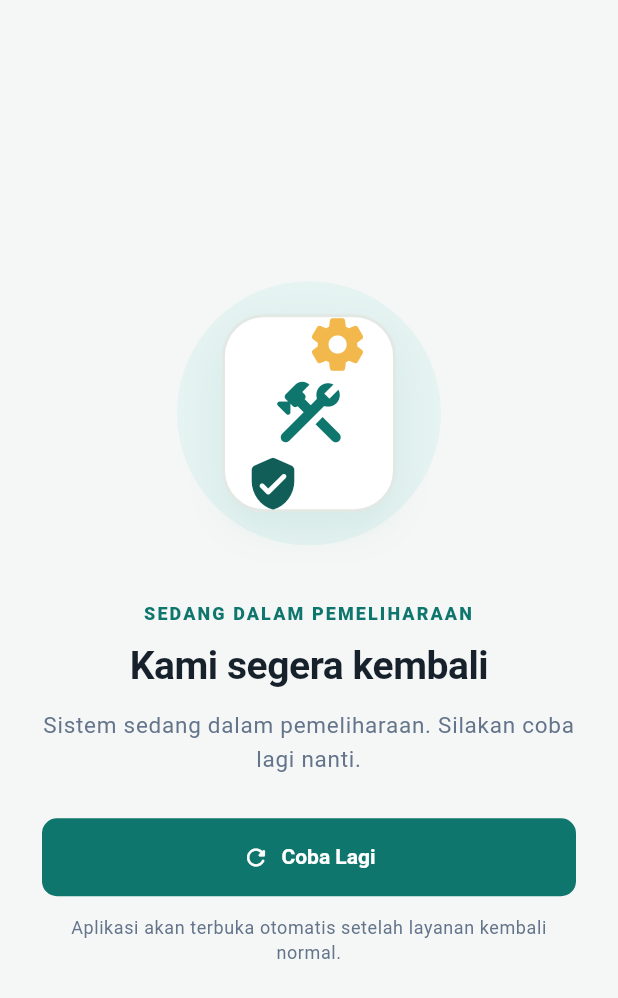
After one commit to aqidfahrihafin/mobilesistem-keuangan-v1, a Flutter app: the MaintenanceScreen screen opened directly, after a tap on "Coba Lagi", on a phone screen of 412 x 824 dp. The commit adds this screen. Shown: the top 998 px of the screen. Run offline on Flutter 3.47's test engine with Material 3 defaults, Android fonts, the phone set to English and light mode, and no system bars; our stand-ins replace firebase_core, firebase_messaging, flutter_local_notifications, flutter_secure_storage, image_picker, local_auth and 4 more; missing offline and left inert: gal, mobile_scanner; accounts and stored records are empty; network calls fail.

Commit message:
feat: add global maintenance experience

```diff
--- a/lib/main.dart
+++ b/lib/main.dart
@@ -7,8 +7,10 @@ import 'package:provider/provider.dart';
 import 'providers/anak_provider.dart';
 import 'providers/app_info_provider.dart';
 import 'providers/banner_provider.dart';
+import 'providers/maintenance_provider.dart';
 import 'providers/tab_index_provider.dart';
 import 'screens/auth_gate.dart';
+import 'screens/maintenance_screen.dart';
 import 'services/api_client.dart';
 import 'services/auth_service.dart';
 import 'services/biometric_service.dart';
@@ -51,6 +53,9 @@ Future<void> main() async {
         ),
         ChangeNotifierProvider<TabIndexProvider>(
           create: (_) => TabIndexProvider(),
+        ),
+        ChangeNotifierProvider<MaintenanceProvider>(
+          create: (_) => MaintenanceProvider(apiClient),
         ),
       ],
       child: WaliSantriApp(navigatorKey: navigatorKey),
@@ -101,7 +106,13 @@ class WaliSantriApp extends StatelessWidget {
               maxScaleFactor: 1.15,
             ),
           ),
-          child: AppBackground(child: child!),
+          child: Consumer<MaintenanceProvider>(
+            builder: (context, maintenance, _) => AppBackground(
+              child: maintenance.active
+                  ? const MaintenanceScreen()
+                  : child!,
+            ),
+          ),
         );
       },
       home: const SessionActivityGuard(child: AuthGate()),
--- /dev/null
+++ b/lib/providers/maintenance_provider.dart
@@ -0,0 +1,61 @@
+import 'dart:async';
+
+import 'package:flutter/foundation.dart';
+
+import '../services/api_client.dart';
+
+class MaintenanceProvider extends ChangeNotifier {
+  final ApiClient _apiClient;
+  Timer? _pollTimer;
+  MaintenanceInfo? _info;
+  bool _checking = false;
+
+  MaintenanceProvider(this._apiClient) {
+    _apiClient.setMaintenanceHandler(_handleMaintenance);
+    unawaited(check());
+  }
+
+  bool get active => _info?.active == true;
+  bool get checking => _checking;
+  String get message => _info?.message ??
+      'Sistem sedang dalam pemeliharaan. Silakan coba lagi nanti.';
+  DateTime? get expectedEndAt => _info?.expectedEndAt;
+
+  void _handleMaintenance(MaintenanceInfo info) {
+    _info = info;
+    _startPolling();
+    notifyListeners();
+  }
+
+  Future<void> check() async {
+    if (_checking) return;
+    _checking = true;
+    notifyListeners();
+    final status = await _apiClient.fetchMaintenanceStatus();
+    _checking = false;
+    if (status != null) {
+      final wasActive = active;
+      _info = status;
+      if (status.active) {
+        _startPolling();
+      } else if (wasActive) {
+        _pollTimer?.cancel();
+        _pollTimer = null;
+      }
+    }
+    notifyListeners();
+  }
+
+  void _startPolling() {
+    _pollTimer ??= Timer.periodic(
+      const Duration(seconds: 45),
+      (_) => unawaited(check()),
+    );
+  }
+
+  @override
+  void dispose() {
+    _pollTimer?.cancel();
+    super.dispose();
+  }
+}
--- /dev/null
+++ b/lib/screens/maintenance_screen.dart
@@ -0,0 +1,188 @@
+import 'package:flutter/material.dart';
+import 'package:provider/provider.dart';
+
+import '../providers/maintenance_provider.dart';
+import '../theme/app_theme.dart';
+
+class MaintenanceScreen extends StatelessWidget {
+  const MaintenanceScreen({super.key});
+
+  @override
+  Widget build(BuildContext context) {
+    final maintenance = context.watch<MaintenanceProvider>();
+    final expected = maintenance.expectedEndAt;
+
+    return Scaffold(
+      body: SafeArea(
+        child: Center(
+          child: SingleChildScrollView(
+            padding: const EdgeInsets.all(28),
+            child: ConstrainedBox(
+              constraints: const BoxConstraints(maxWidth: 440),
+              child: Column(
+                mainAxisAlignment: MainAxisAlignment.center,
+                children: [
+                  const _MaintenanceIllustration(),
+                  const SizedBox(height: 32),
+                  Text(
+                    'SEDANG DALAM PEMELIHARAAN',
+                    textAlign: TextAlign.center,
+                    style: Theme.of(context).textTheme.labelMedium?.copyWith(
+                      color: AppColors.primary,
+                      fontWeight: FontWeight.w800,
+                      letterSpacing: 1.4,
+                    ),
+                  ),
+                  const SizedBox(height: 12),
+                  Text(
+                    'Kami segera kembali',
+                    textAlign: TextAlign.center,
+                    style: Theme.of(context).textTheme.headlineSmall?.copyWith(
+                      fontSize: 26,
+                    ),
+                  ),
+                  const SizedBox(height: 12),
+                  Text(
+                    maintenance.message,
+                    textAlign: TextAlign.center,
+                    style: Theme.of(context).textTheme.bodyLarge?.copyWith(
+                      color: AppColors.muted,
+                      height: 1.55,
+                    ),
+                  ),
+                  if (expected != null) ...[
+                    const SizedBox(height: 20),
+                    Container(
+                      padding: const EdgeInsets.symmetric(
+                        horizontal: 16,
+                        vertical: 11,
+                      ),
+                      decoration: BoxDecoration(
+                        color: AppColors.surface,
+                        border: Border.all(color: AppColors.border),
+                        borderRadius: BorderRadius.circular(14),
+                      ),
+                      child: Row(
+                        mainAxisSize: MainAxisSize.min,
+                        children: [
+                          const Icon(
+                            Icons.schedule_rounded,
+                            size: 19,
+                            color: AppColors.primary,
+                          ),
+                          const SizedBox(width: 8),
+                          Text(
+                            'Perkiraan selesai ${_formatDate(expected)}',
+                            style: Theme.of(context).textTheme.bodyMedium
+                                ?.copyWith(fontWeight: FontWeight.w600),
+                          ),
+                        ],
+                      ),
+                    ),
+                  ],
+                  const SizedBox(height: 28),
+                  SizedBox(
+                    width: double.infinity,
+                    height: 52,
+                    child: FilledButton.icon(
+                      onPressed: maintenance.checking
+                          ? null
+                          : () => maintenance.check(),
+                      icon: maintenance.checking
+                          ? const SizedBox.square(
+                              dimension: 18,
+                              child: CircularProgressIndicator(strokeWidth: 2),
+                            )
+                          : const Icon(Icons.refresh_rounded),
+                      label: Text(
+                        maintenance.checking ? 'Memeriksa…' : 'Coba Lagi',
+                      ),
+                    ),
+                  ),
+                  const SizedBox(height: 12),
+                  Text(
+                    'Aplikasi akan terbuka otomatis setelah layanan kembali normal.',
+                    textAlign: TextAlign.center,
+                    style: Theme.of(context).textTheme.bodySmall?.copyWith(
+                      color: AppColors.muted,
+                    ),
+                  ),
+                ],
+              ),
+            ),
+          ),
+        ),
+      ),
+    );
+  }
+
+  static String _formatDate(DateTime value) {
+    const months = ['Jan', 'Feb', 'Mar', 'Apr', 'Mei', 'Jun', 'Jul', 'Agu', 'Sep', 'Okt', 'Nov', 'Des'];
+    final hour = value.hour.toString().padLeft(2, '0');
+    final minute = value.minute.toString().padLeft(2, '0');
+    return '${value.day} ${months[value.month - 1]} $hour:$minute';
+  }
+}
+
+class _MaintenanceIllustration extends StatelessWidget {
+  const _MaintenanceIllustration();
+
+  @override
+  Widget build(BuildContext context) {
+    return SizedBox(
+      height: 190,
+      child: Stack(
+        alignment: Alignment.center,
+        children: [
+          Container(
+            width: 176,
+            height: 176,
+            decoration: const BoxDecoration(
+              shape: BoxShape.circle,
+              color: Color(0xFFE5F3F1),
+            ),
+          ),
+          Container(
+            width: 116,
+            height: 132,
+            decoration: BoxDecoration(
+              color: Colors.white,
+              borderRadius: BorderRadius.circular(28),
+              border: Border.all(color: AppColors.border, width: 2),
+              boxShadow: const [
+                BoxShadow(
+                  color: Color(0x140F766E),
+                  blurRadius: 24,
+                  offset: Offset(0, 12),
+                ),
+              ],
+            ),
+            child: const Icon(
+              Icons.construction_rounded,
+              size: 54,
+              color: AppColors.primary,
+            ),
+          ),
+          const Positioned(
+            right: 48,
+            top: 28,
+            child: Icon(
+              Icons.settings_rounded,
+              size: 42,
+              color: Color(0xFFF2B84B),
+            ),
+          ),
+          const Positioned(
+            left: 45,
+            bottom: 29,
+            child: Icon(
+              Icons.verified_user_rounded,
+              size: 38,
+              color: AppColors.primaryDark,
+            ),
+          ),
+        ],
+      ),
+    );
+  }
+}
--- a/lib/services/api_client.dart
+++ b/lib/services/api_client.dart
@@ -12,6 +12,29 @@ const _requestTimeout = Duration(seconds: 15);
 /// Result of a lightweight reachability check against the API, used by the
 /// login screen to warn the user before they even try to submit.
 enum ServerStatus { ok, maintenance, unreachable }
+
+class MaintenanceInfo {
+  final bool active;
+  final String message;
+  final DateTime? expectedEndAt;
+
+  const MaintenanceInfo({
+    required this.active,
+    required this.message,
+    this.expectedEndAt,
+  });
+
+  factory MaintenanceInfo.fromJson(Map<String, dynamic> json) {
+    return MaintenanceInfo(
+      active: json['maintenance'] == true,
+      message: json['message']?.toString() ??
+          'Sistem sedang dalam pemeliharaan. Silakan coba lagi nanti.',
+      expectedEndAt: DateTime.tryParse(
+        json['expected_end_at']?.toString() ?? '',
+      )?.toLocal(),
+    );
+  }
+}
 
 /// Thrown for every non-2xx response, carrying Laravel's standard error
 /// shape ({"message": "...", "errors": {"field": ["..."]}}) so screens can
@@ -37,11 +60,34 @@ class ApiException implements Exception {
 class ApiClient {
   String? _token;
   FutureOr<bool> Function()? _onUnauthorized;
+  void Function(MaintenanceInfo info)? _onMaintenance;
   bool _handlingUnauthorized = false;
 
   void setToken(String? token) => _token = token;
   void setUnauthorizedHandler(FutureOr<bool> Function() handler) {
     _onUnauthorized = handler;
+  }
+  void setMaintenanceHandler(void Function(MaintenanceInfo info) handler) {
+    _onMaintenance = handler;
+  }
+
+  Future<MaintenanceInfo?> fetchMaintenanceStatus() async {
+    try {
+      final response = await http
+          .get(
+            Uri.parse('${ApiConfig.baseUrl}/system/status'),
+            headers: {'Accept': 'application/json'},
+          )
+          .timeout(const Duration(seconds: 6));
+      if (response.statusCode < 200 || response.statusCode >= 300) return null;
+      final decoded = jsonDecode(response.body);
+      if (decoded is! Map || decoded['data'] is! Map) return null;
+      return MaintenanceInfo.fromJson(
+        Map<String, dynamic>.from(decoded['data'] as Map),
+      );
+    } catch (_) {
+      return null;
+    }
   }
 
   /// Pings the API host so the login screen can warn the user up front if
@@ -105,6 +151,25 @@ class ApiClient {
           : null;
       if (response.statusCode >= 200 && response.statusCode < 300) {
         return decoded;
+      }
+      if (response.statusCode == 503) {
+        final payload = decoded is Map<String, dynamic>
+            ? decoded
+            : <String, dynamic>{};
+        final rawInfo = payload['maintenance'] is Map
+            ? Map<String, dynamic>.from(payload['maintenance'] as Map)
+            : <String, dynamic>{};
+        final info = MaintenanceInfo.fromJson({
+          ...rawInfo,
+          'maintenance': true,
+          'message': payload['message'],
+        });
+        _onMaintenance?.call(info);
+        throw ApiException(
+          info.message,
+          statusCode: 503,
+          code: 'maintenance_mode',
+        );
       }
       final errors = decoded is Map && decoded['errors'] is Map
           ? (decoded['errors'] as Map).map(
@@ -203,9 +268,28 @@ class ApiClient {
     }
 
     if (response.statusCode == 503) {
+      MaintenanceInfo info;
+      try {
+        final payload = jsonDecode(response.body);
+        final maintenance = payload is Map && payload['maintenance'] is Map
+            ? Map<String, dynamic>.from(payload['maintenance'] as Map)
+            : <String, dynamic>{};
+        info = MaintenanceInfo.fromJson({
+          ...maintenance,
+          'maintenance': true,
+          'message': payload is Map ? payload['message'] : null,
+        });
+      } catch (_) {
+        info = const MaintenanceInfo(
+          active: true,
+          message: 'Sistem sedang dalam pemeliharaan. Silakan coba lagi nanti.',
+        );
+      }
+      _onMaintenance?.call(info);
       throw ApiException(
-        'Server sedang dalam pemeliharaan (maintenance). Silakan coba lagi nanti.',
+        info.message,
         statusCode: 503,
+        code: 'maintenance_mode',
       );
     }
 
```
